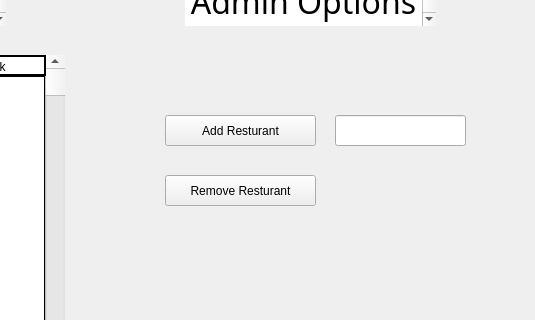
First picture: the form in debugmenu.ui, repository DannyCamacho/SaddlebackEats, before the edit; both pictures show x 265 to 800 and y 84 to 404 of the 800 by 600 pixel window.
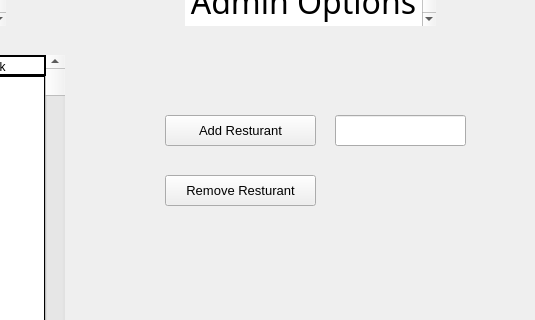
Second picture: the form after the edit.

```diff
--- a/debugmenu.ui
+++ b/debugmenu.ui
@@ -51,6 +51,11 @@
       <height>31</height>
      </rect>
     </property>
+    <property name="font">
+     <font>
+      <pointsize>10</pointsize>
+     </font>
+    </property>
     <property name="text">
      <string>Remove Resturant</string>
     </property>
@@ -64,6 +69,11 @@
       <height>31</height>
      </rect>
     </property>
+    <property name="font">
+     <font>
+      <pointsize>10</pointsize>
+     </font>
+    </property>
     <property name="text">
      <string>Add Resturant</string>
     </property>
```
